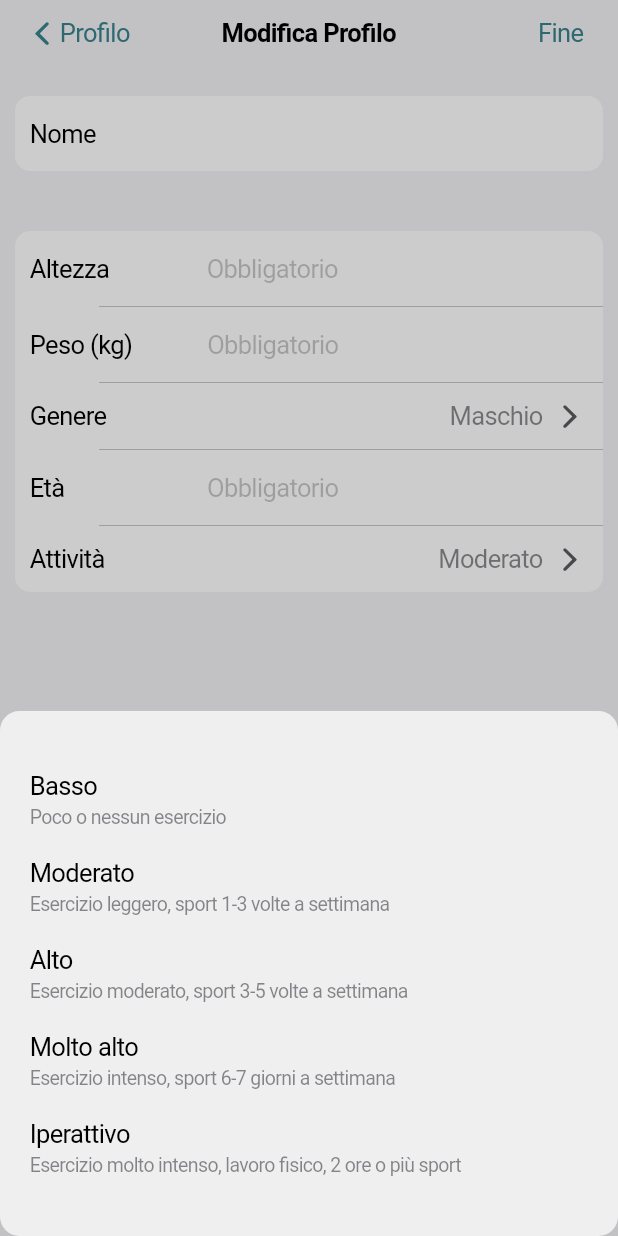
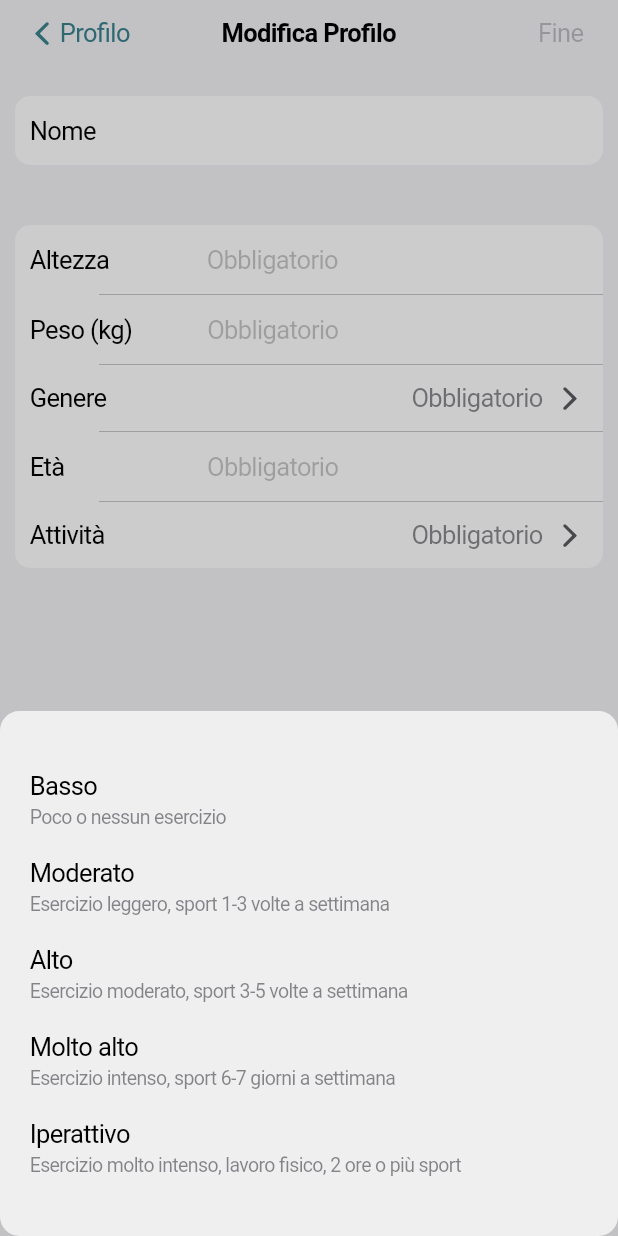
Before and after one commit to AlessandroDeFa/nutrition_tracker, a Flutter app: the EditProfileInfo screen opened directly, after a tap on "Attività", on a phone screen of 412 x 824 dp. Run offline on Flutter 3.47's test engine with Material 2 defaults, Android fonts, the phone set to English and light mode, and no system bars; our stand-ins replace bloc, equatable, flutter_bloc, hydrated_bloc, pie_chart.

Commit message:
created the bloc for validate the profile form

```diff
--- a/lib/app.dart
+++ b/lib/app.dart
@@ -1,5 +1,6 @@
 import 'package:flutter/cupertino.dart';
 import 'package:flutter_bloc/flutter_bloc.dart';
+import 'package:nutrition_tracker/blocs/profile_form/profile_form_bloc.dart';
 import 'package:nutrition_tracker/cubits/switch_theme/switch_theme_cubit.dart';
 import 'package:nutrition_tracker/screens/analytics_screen.dart';
 import 'package:nutrition_tracker/screens/home_screen.dart';
@@ -20,7 +21,10 @@ class App extends StatelessWidget {
   Widget build(BuildContext context) {
     return MultiBlocProvider(
       providers: [
+        // Switch Theme Cubit
         BlocProvider<SwitchThemeCubit>(create: (_) => SwitchThemeCubit()),
+        // Profile Form Bloc
+        BlocProvider<ProfileFormBloc>(create: (_) => ProfileFormBloc()),
       ],
       child: BlocBuilder<SwitchThemeCubit, SwitchThemeState>(
         builder: (context, state) {
--- /dev/null
+++ b/lib/blocs/profile_form/profile_form_event.dart
@@ -0,0 +1,69 @@
+part of 'profile_form_bloc.dart';
+
+abstract class ProfileFormEvent extends Equatable {
+  const ProfileFormEvent();
+}
+// Change type event
+class ChangedType extends ProfileFormEvent {
+  final String type;
+
+  const ChangedType({required this.type});
+
+  @override
+  List<Object?> get props => [type];
+}
+
+// Change Activity event
+class ChangedActivity extends ProfileFormEvent {
+  final String activity;
+
+  const ChangedActivity({required this.activity});
+
+  @override
+  List<Object?> get props => [activity];
+}
+
+// Change Name event
+class ChangedName extends ProfileFormEvent {
+  final String name;
+
+  const ChangedName({required this.name});
+
+  @override
+  List<Object?> get props => [name];
+}
+
+// Change Height event
+class ChangedHeight extends ProfileFormEvent {
+  final int? height;
+
+  const ChangedHeight({required this.height});
+
+  @override
+  List<Object?> get props => [height];
+}
+
+// Change Weight event
+class ChangedWeight extends ProfileFormEvent {
+  final double? weight;
+
+  const ChangedWeight({required this.weight});
+
+  @override
+  List<Object?> get props => [weight];
+}
+
+// Change Age event
+class ChangedAge extends ProfileFormEvent {
+  final int? age;
+
+  const ChangedAge({required this.age});
+
+  @override
+  List<Object?> get props => [age];
+}
+
+class ResetAllFields extends ProfileFormEvent {
+  @override
+  List<Object?> get props => [];
+}
--- /dev/null
+++ b/lib/blocs/profile_form/profile_form_state.dart
@@ -0,0 +1,23 @@
+part of 'profile_form_bloc.dart';
+
+class ProfileFormState extends Equatable {
+  final String? type;
+  final String? activity;
+  final String? name;
+  final double? weight;
+  final int? height;
+  final int? age;
+
+  const ProfileFormState({required this.type, required this.activity, required this.name, required this.weight,required this.height, required this.age, });
+
+  bool get validHeight => height != null && height != 0;
+  bool get validWeight => weight != null && weight != 0;
+  bool get validType => type != null && type != '';
+  bool get validAge => age != null && age != 0;
+  bool get validActivity => activity != null && activity != '';
+
+  bool get validProfileForm => validHeight && validWeight && validType && validAge && validActivity;
+
+  @override
+  List<Object?> get props => [type, activity, name, weight, height, age];
+}
--- a/lib/screens/sub_screens/edit_profile_info.dart
+++ b/lib/screens/sub_screens/edit_profile_info.dart
@@ -1,12 +1,19 @@
 import 'package:flutter/cupertino.dart';
 import 'package:flutter/material.dart';
+import 'package:flutter_bloc/flutter_bloc.dart';
+import 'package:nutrition_tracker/blocs/profile_form/profile_form_bloc.dart';
 import 'package:nutrition_tracker/utils/custom_colors.dart';
+import 'package:flutter/scheduler.dart';
 
 class EditProfileInfo extends StatelessWidget {
   const EditProfileInfo({Key? key}) : super(key: key);
 
   @override
   Widget build(BuildContext context) {
+    SchedulerBinding.instance.addPostFrameCallback(
+        (_) => context.read<ProfileFormBloc>().add(ResetAllFields()));
+    return BlocBuilder<ProfileFormBloc, ProfileFormState>(
+      builder: (context, state) {
         return CupertinoPageScaffold(
             navigationBar: CupertinoNavigationBar(
               border: Border(
@@ -39,57 +46,75 @@ class EditProfileInfo extends StatelessWidget {
               middle: const Text("Modifica Profilo"),
               trailing: CupertinoButton(
                 padding: EdgeInsets.zero,
-            onPressed: () {},
-            child: Text("Fine"),
+                onPressed: !state.validProfileForm ? null : () {},
+                child: const Text("Fine"),
               ),
             ),
             child: ListView(
               children: [
-            _nameTextField(context),
-            _generalInfoFields(context),
+                _nameTextField(context, state),
+                _generalInfoFields(context, state),
               ],
             ));
+      },
+    );
   }
 
-  Widget _nameTextField(BuildContext context) =>
+  Widget _nameTextField(BuildContext context, ProfileFormState state) =>
       CupertinoListSection.insetGrouped(
-        margin: EdgeInsets.symmetric(horizontal: 10, vertical: 20),
+        margin: const EdgeInsets.symmetric(horizontal: 10, vertical: 20),
         backgroundColor: Colors.transparent,
         children: [
           Padding(
-            padding: const EdgeInsets.symmetric(vertical: 5, horizontal: 10),
+            padding: const EdgeInsets.symmetric(vertical: 3, horizontal: 10),
             child: CupertinoTextField.borderless(
-              padding: EdgeInsets.only(left: 65, top: 10, bottom: 10, right: 6),
+              padding: const EdgeInsets.only(
+                  left: 65, top: 10, bottom: 10, right: 6),
               prefix: Text("Nome"),
               maxLength: 20,
+              onChanged: (value) {
+                context.read<ProfileFormBloc>().add(ChangedName(name: value));
+              },
             ),
           ),
         ],
       );
 
-  Widget _generalInfoFields(BuildContext context) =>
+  Widget _generalInfoFields(BuildContext context, ProfileFormState state) =>
       CupertinoListSection.insetGrouped(
-        margin: EdgeInsets.symmetric(horizontal: 10, vertical: 20),
+        margin: const EdgeInsets.symmetric(horizontal: 10, vertical: 20),
         backgroundColor: Colors.transparent,
         children: [
           Padding(
-            padding: EdgeInsets.symmetric(vertical: 5, horizontal: 10),
+            padding: const EdgeInsets.symmetric(vertical: 3, horizontal: 10),
             child: CupertinoTextField.borderless(
-              padding: EdgeInsets.only(left: 65, top: 10, bottom: 10, right: 6),
-              prefix: Text("Altezza"),
+              padding: const EdgeInsets.only(
+                  left: 65, top: 10, bottom: 10, right: 6),
+              prefix: const Text("Altezza"),
               placeholder: 'Obbligatorio',
               keyboardType: TextInputType.number,
               maxLength: 3,
+              onChanged: (value) {
+                context
+                    .read<ProfileFormBloc>()
+                    .add(ChangedHeight(height: int.tryParse(value)));
+              },
             ),
           ),
           Padding(
-            padding: EdgeInsets.symmetric(vertical: 5, horizontal: 10),
+            padding: const EdgeInsets.symmetric(vertical: 3, horizontal: 10),
             child: CupertinoTextField.borderless(
-              padding: EdgeInsets.only(left: 50, top: 10, bottom: 10, right: 6),
-              prefix: Text("Peso (kg)"),
+              padding: const EdgeInsets.only(
+                  left: 50, top: 10, bottom: 10, right: 6),
+              prefix: const Text("Peso (kg)"),
               placeholder: 'Obbligatorio',
               keyboardType: TextInputType.number,
-              maxLength: 3,
+              maxLength: 4,
+              onChanged: (value) {
+                context
+                    .read<ProfileFormBloc>()
+                    .add(ChangedWeight(weight: double.tryParse(value)));
+              },
             ),
           ),
           CupertinoListTile(
@@ -99,22 +124,28 @@ class EditProfileInfo extends StatelessWidget {
                   builder: (BuildContext builder) =>
                       _cupertinoPopUpType(context));
             },
-            title: Text('Genere'),
-            additionalInfo: Text("Maschio"),
-            padding: EdgeInsets.symmetric(horizontal: 10),
-            trailing: Icon(
+            title: const Text('Genere'),
+            additionalInfo: Text(state.type ?? 'Obbligatorio'),
+            padding: const EdgeInsets.symmetric(horizontal: 10),
+            trailing: const Icon(
               CupertinoIcons.chevron_forward,
               color: CustomColors.grayColor,
             ),
           ),
           Padding(
-            padding: EdgeInsets.symmetric(vertical: 5, horizontal: 10),
+            padding: const EdgeInsets.symmetric(vertical: 3, horizontal: 10),
             child: CupertinoTextField.borderless(
-              padding: EdgeInsets.only(left: 95, top: 10, bottom: 10, right: 6),
-              prefix: Text("Età"),
+              padding: const EdgeInsets.only(
+                  left: 95, top: 10, bottom: 10, right: 6),
+              prefix: const Text("Età"),
               placeholder: 'Obbligatorio',
               keyboardType: TextInputType.number,
               maxLength: 3,
+              onChanged: (value) {
+                context
+                    .read<ProfileFormBloc>()
+                    .add(ChangedAge(age: int.tryParse(value)));
+              },
             ),
           ),
           CupertinoListTile(
@@ -124,10 +155,10 @@ class EditProfileInfo extends StatelessWidget {
                   builder: (BuildContext builder) =>
                       _cupertinoPopUpActivity(context));
             },
-            title: Text('Attività'),
-            additionalInfo: Text("Moderato"),
-            padding: EdgeInsets.symmetric(horizontal: 10),
-            trailing: Icon(
+            title: const Text('Attività'),
+            additionalInfo: Text(state.activity ?? 'Obbligatorio'),
+            padding: const EdgeInsets.symmetric(horizontal: 10),
+            trailing: const Icon(
               CupertinoIcons.chevron_forward,
               color: CustomColors.grayColor,
             ),
@@ -142,14 +173,26 @@ class EditProfileInfo extends StatelessWidget {
             mainAxisAlignment: MainAxisAlignment.center,
             children: [
               CupertinoListTile(
-                padding: EdgeInsets.symmetric(vertical: 10, horizontal: 20),
-                onTap: () {},
-                title: Text("Maschio"),
+                padding:
+                    const EdgeInsets.symmetric(vertical: 10, horizontal: 20),
+                onTap: () {
+                  context
+                      .read<ProfileFormBloc>()
+                      .add(const ChangedType(type: 'Maschio'));
+                  Navigator.pop(context);
+                },
+                title: const Text("Maschio"),
               ),
               CupertinoListTile(
-                padding: EdgeInsets.symmetric(vertical: 10, horizontal: 20),
-                onTap: () {},
-                title: Text("Femmina"),
+                padding:
+                    const EdgeInsets.symmetric(vertical: 10, horizontal: 20),
+                onTap: () {
+                  context
+                      .read<ProfileFormBloc>()
+                      .add(const ChangedType(type: 'Femmina'));
+                  Navigator.pop(context);
+                },
+                title: const Text("Femmina"),
               ),
             ],
           ),
@@ -163,38 +206,75 @@ class EditProfileInfo extends StatelessWidget {
             mainAxisAlignment: MainAxisAlignment.center,
             children: [
               CupertinoListTile(
-                padding: EdgeInsets.symmetric(vertical: 10, horizontal: 20),
-                onTap: () {},
-                title: Text("Basso"),
-                subtitle: Text("Poco o nessun esercizio", style: TextStyle(fontSize: 13),),
+                padding:
+                    const EdgeInsets.symmetric(vertical: 10, horizontal: 20),
+                onTap: () {
+                  context
+                      .read<ProfileFormBloc>()
+                      .add(ChangedActivity(activity: "Basso"));
+                  Navigator.pop(context);
+                },
+                title: const Text("Basso"),
+                subtitle: const Text(
+                  "Poco o nessun esercizio",
+                  style: TextStyle(fontSize: 13),
+                ),
               ),
               CupertinoListTile(
-                padding: EdgeInsets.symmetric(vertical: 10, horizontal: 20),
-                onTap: () {},
-                title: Text("Moderato"),
-                subtitle:
-                    Text("Esercizio leggero, sport 1-3 volte a settimana", style: TextStyle(fontSize: 13)),
+                padding:
+                    const EdgeInsets.symmetric(vertical: 10, horizontal: 20),
+                onTap: () {
+                  context
+                      .read<ProfileFormBloc>()
+                      .add(ChangedActivity(activity: "Moderato"));
+                  Navigator.pop(context);
+                },
+                title: const Text("Moderato"),
+                subtitle: const Text(
+                    "Esercizio leggero, sport 1-3 volte a settimana",
+                    style: TextStyle(fontSize: 13)),
               ),
               CupertinoListTile(
-                padding: EdgeInsets.symmetric(vertical: 10, horizontal: 20),
-                onTap: () {},
-                title: Text("Alto"),
-                subtitle:
-                    Text("Esercizio moderato, sport 3-5 volte a settimana", style: TextStyle(fontSize: 13)),
+                padding:
+                    const EdgeInsets.symmetric(vertical: 10, horizontal: 20),
+                onTap: () {
+                  context
+                      .read<ProfileFormBloc>()
+                      .add(ChangedActivity(activity: "Alto"));
+                  Navigator.pop(context);
+                },
+                title: const Text("Alto"),
+                subtitle: const Text(
+                    "Esercizio moderato, sport 3-5 volte a settimana",
+                    style: TextStyle(fontSize: 13)),
               ),
               CupertinoListTile(
-                padding: EdgeInsets.symmetric(vertical: 10, horizontal: 20),
-                onTap: () {},
-                title: Text("Molto alto"),
-                subtitle:
-                    Text("Esercizio intenso, sport 6-7 giorni a settimana", style: TextStyle(fontSize: 13)),
+                padding:
+                    const EdgeInsets.symmetric(vertical: 10, horizontal: 20),
+                onTap: () {
+                  context
+                      .read<ProfileFormBloc>()
+                      .add(ChangedActivity(activity: "Molto alto"));
+                  Navigator.pop(context);
+                },
+                title: const Text("Molto alto"),
+                subtitle: const Text(
+                    "Esercizio intenso, sport 6-7 giorni a settimana",
+                    style: TextStyle(fontSize: 13)),
               ),
               CupertinoListTile(
-                padding: EdgeInsets.symmetric(vertical: 10, horizontal: 20),
-                onTap: () {},
-                title: Text("Iperattivo"),
-                subtitle: Text(
-                    "Esercizio molto intenso, lavoro fisico, 2 ore o più sport", style: TextStyle(fontSize: 13)),
+                padding:
+                    const EdgeInsets.symmetric(vertical: 10, horizontal: 20),
+                onTap: () {
+                  context
+                      .read<ProfileFormBloc>()
+                      .add(ChangedActivity(activity: "Iperattivo"));
+                  Navigator.pop(context);
+                },
+                title: const Text("Iperattivo"),
+                subtitle: const Text(
+                    "Esercizio molto intenso, lavoro fisico, 2 ore o più sport",
+                    style: TextStyle(fontSize: 13)),
               ),
             ],
           ),
```
Also changed, not shown: lib/blocs/profile_form/profile_form_bloc.dart (added, +68 -0 lines). Lines whose indentation alone changed are shown as unchanged.
